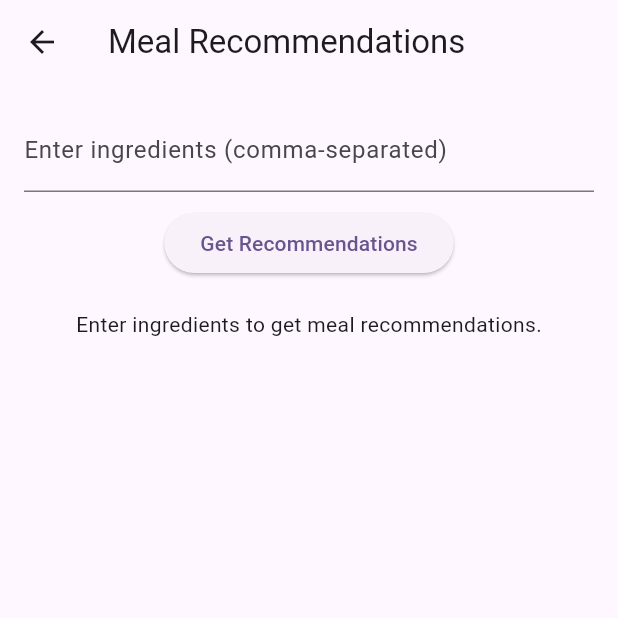
After one commit to Tristen-Brown/MealPrepApp-CS3203, a Flutter app: the MealRecommendationScreen screen opened directly, on a phone screen of 412 x 824 dp, the top half of it. The commit adds this screen. Run offline on Flutter 3.47's test engine with Material 3 defaults, Android fonts, the phone set to English and light mode, and no system bars.

Commit message:
Added services

```diff
--- /dev/null
+++ b/lib/screens/meal_recommendation_screen.dart
@@ -0,0 +1,63 @@
+import 'package:flutter/material.dart';
+import '../services/api_services.dart';
+
+class MealRecommendationScreen extends StatefulWidget {
+  const MealRecommendationScreen({Key? key}) : super(key: key);
+
+  @override
+  State<MealRecommendationScreen> createState() => _MealRecommendationScreenState();
+}
+
+class _MealRecommendationScreenState extends State<MealRecommendationScreen> {
+  final TextEditingController _ingredientController = TextEditingController();
+  String recommendations = "Enter ingredients to get meal recommendations.";
+
+  void fetchRecommendations() async {
+    final ingredients = _ingredientController.text.split(',').map((e) => e.trim()).toList();
+    if (ingredients.isEmpty) {
+      setState(() {
+        recommendations = "Please enter at least one ingredient.";
+      });
+      return;
+    }
+    try {
+      final data = await ApiService.getMealRecommendations(ingredients);
+      setState(() {
+        recommendations = data.map((rec) => rec['name']).join("\n");
+      });
+    } catch (e) {
+      setState(() {
+        recommendations = "Failed to fetch recommendations. Please try again.";
+      });
+    }
+  }
+
+  @override
+  Widget build(BuildContext context) {
+    return Scaffold(
+      appBar: AppBar(
+        title: const Text("Meal Recommendations"),
+      ),
+      body: Padding(
+        padding: const EdgeInsets.all(16.0),
+        child: Column(
+          children: [
+            TextField(
+              controller: _ingredientController,
+              decoration: const InputDecoration(
+                labelText: "Enter ingredients (comma-separated)",
+              ),
+            ),
+            const SizedBox(height: 10),
+            ElevatedButton(
+              onPressed: fetchRecommendations,
+              child: const Text("Get Recommendations"),
+            ),
+            const SizedBox(height: 20),
+            Text(recommendations),
+          ],
+        ),
+      ),
+    );
+  }
+}
--- a/lib/services/api_services.dart
+++ b/lib/services/api_services.dart
@@ -2,17 +2,16 @@ import 'dart:convert';
 import 'package:http/http.dart' as http;
 
 class ApiService {
-  static Future<Map<String, dynamic>> calculateMacros(List<Map<String, dynamic>> ingredients) async {
+  static Future<List<dynamic>> getMealRecommendations(List<String> ingredients) async {
     final response = await http.post(
-      Uri.parse('http://127.0.0.1:5000/calculate_macros'),
+      Uri.parse('http://127.0.0.1:5000/meal_recommendation'),
       headers: {'Content-Type': 'application/json'},
       body: jsonEncode({'ingredients': ingredients}),
     );
-
     if (response.statusCode == 200) {
-      return jsonDecode(response.body);
+      return jsonDecode(response.body)['recommendations'];
     } else {
-      throw Exception('Failed to calculate macros');
+      throw Exception('Failed to fetch meal recommendations');
     }
   }
 }
```
Also changed, not shown: lib/screens/add_recipe_screen.dart (added, +85 -0 lines), lib/screens/home_screen.dart (+23 -1 lines), lib/screens/recipe_list_screen.dart (added, +165 -0 lines), 2 other files.
